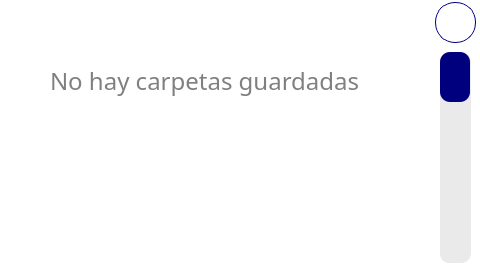
Old version of the form src/views/Folders_view.ui in the repository Giocerz/water_quality_rpi.
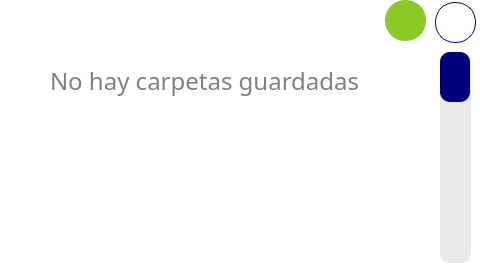
New version of the form.

Commit message: add: upload service to sync data

```diff
--- a/src/views/Folders_view.ui
+++ b/src/views/Folders_view.ui
@@ -73,6 +73,28 @@
        <height>272</height>
       </rect>
      </property>
+     <widget class="QPushButton" name="uploadBtn">
+      <property name="geometry">
+       <rect>
+        <x>385</x>
+        <y>0</y>
+        <width>41</width>
+        <height>41</height>
+       </rect>
+      </property>
+      <property name="styleSheet">
+       <string notr="true">	height: 40px;
+	border-radius: 20px;
+	border: 0px;
+	background-color: #8ac926;
+	color: #00007f;
+	font-weight: 500;
+	font-size: 16px;</string>
+      </property>
+      <property name="text">
+       <string/>
+      </property>
+     </widget>
     </widget>
    </widget>
    <widget class="QSlider" name="verticalSlider">
```
The commit also changes 13 other files.
